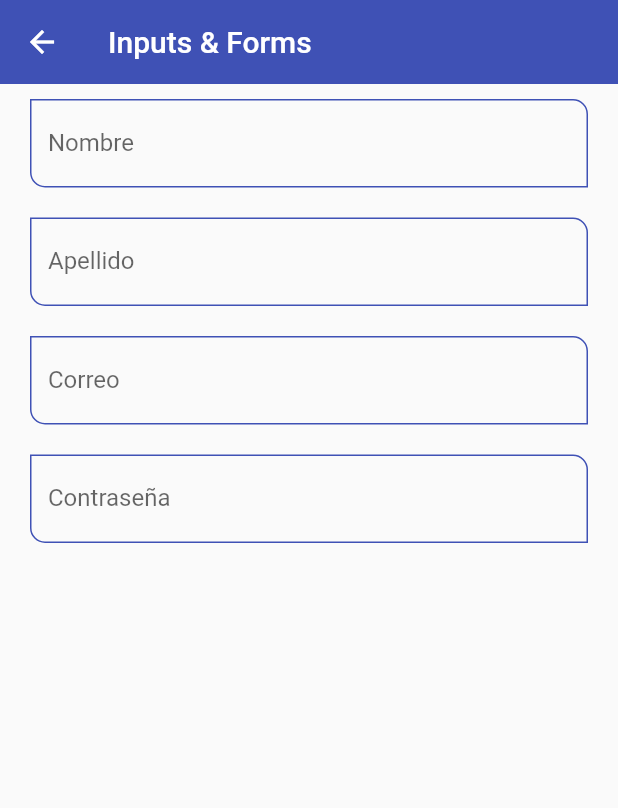
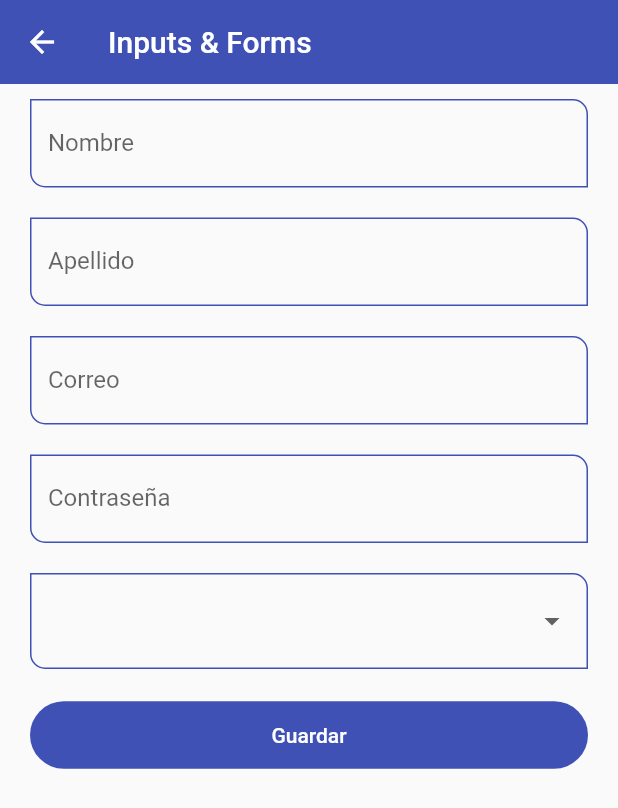
Before and after one commit to danmcode/flutter-projects-course, a Flutter app: the InputsScreen screen opened by its route, on a phone screen of 412 x 824 dp. Shown: the top 808 px of the screen. Run offline on Flutter 3.47's test engine with Material 2 defaults, Android fonts, the phone set to English and light mode, and no system bars; network calls fail.

Commit message:
* Se realiza la captura de los inputs de forma empirica

```diff
--- a/fl_components/lib/screens/avatar_screen.dart
+++ b/fl_components/lib/screens/avatar_screen.dart
@@ -22,7 +22,7 @@ class AvatarScreen extends StatelessWidget {
         child: CircleAvatar(
           maxRadius: 110,
           backgroundImage: NetworkImage(
-              'https://i2.wp.com/noticieros.televisa.com/wp-content/uploads/2021/05/dia-de-goku-diez-cosas-que-no-sabias-de-dragon-ball.jpg'),
+              'https://www.latercera.com/resizer/Am6Tr2ws8JnL4CHLfU_Humpr56Q=/900x600/smart/arc-anglerfish-arc2-prod-copesa.s3.amazonaws.com/public/XMJRWZH5N5CBXPL67NAKBGXFNI.jpg'),
         ),
       ),
     );
--- a/fl_components/lib/screens/inputs_screens.dart
+++ b/fl_components/lib/screens/inputs_screens.dart
@@ -6,6 +6,18 @@ class InputsScreen extends StatelessWidget {
 
   @override
   Widget build(BuildContext context) {
+    //Keys para mantener las referencias
+    final GlobalKey<FormState> myFormkey = GlobalKey<FormState>();
+
+    //Map para tomar los valores
+    final Map<String, String> formValues = {
+      'first_name': 'Daniel',
+      'last_name': 'Muelas',
+      'email': 'daniel@uao.edu.co',
+      'password': '12345',
+      'role': 'Admin',
+    };
+
     return Scaffold(
       appBar: AppBar(
         title: const Text('Inputs & Forms'),
@@ -16,39 +28,110 @@ class InputsScreen extends StatelessWidget {
             horizontal: 20,
             vertical: 10,
           ),
+
+          //Formulario
+          child: Form(
+            key: myFormkey,
             child: Column(
-            children: const [
+              children: [
+                //
                 CustomInputField(
                   labelText: 'Nombre',
                   hintText: 'Nombre del usuario',
+                  formProperty: 'first_name',
+                  formValues: formValues,
                 ),
-              SizedBox(
+                const SizedBox(
                   height: 20,
                 ),
+                //
                 CustomInputField(
                   labelText: 'Apellido',
                   hintText: 'Apellido del usuario',
+                  formProperty: 'last_name',
+                  formValues: formValues,
                 ),
-              SizedBox(
+                const SizedBox(
                   height: 20,
                 ),
+                //
                 CustomInputField(
                   labelText: 'Correo',
                   hintText: 'Correo del usuario',
                   keyboardType: TextInputType.emailAddress,
+                  formProperty: 'email',
+                  formValues: formValues,
                 ),
-              SizedBox(
+                const SizedBox(
                   height: 20,
                 ),
+                //
                 CustomInputField(
                   labelText: 'Contraseña',
                   hintText: 'Contraseña del usuario',
                   obscureText: true,
+                  formProperty: 'password',
+                  formValues: formValues,
                 ),
-              SizedBox(
+                const SizedBox(
                   height: 20,
                 ),
+
+                DropdownButtonFormField<String>(
+                  items: const [
+                    DropdownMenuItem(
+                      value: 'Admin',
+                      child: Text('Admin'),
+                    ),
+
+                    //
+
+                    DropdownMenuItem(
+                      value: 'SuperUser',
+                      child: Text('SuperUser'),
+                    ),
+
+                    //
+
+                    DropdownMenuItem(
+                      value: 'Developer',
+                      child: Text('Developer'),
+                    ),
+
+                    DropdownMenuItem(
+                      value: 'JuniorDeveloper',
+                      child: Text('JuniorDeveloper'),
+                    ),
                   ],
+                  onChanged: (value) {
+                    print(value);
+                    formValues['role'] = value ?? 'Admin';
+                  },
+                ),
+                const SizedBox(
+                  height: 20,
+                ),
+                //
+                ElevatedButton(
+                  child: const SizedBox(
+                    width: double.infinity,
+                    height: 45,
+                    child: Center(
+                      child: Text('Guardar'),
+                    ),
+                  ),
+                  onPressed: () {
+                    FocusScope.of(context).requestFocus(FocusNode());
+
+                    if (!myFormkey.currentState!.validate()) {
+                      print('Formulario no valido');
+                      return;
+                    }
+                    print(formValues);
+                  },
+                ),
+              ],
+            ),
           ),
         ),
       ),
--- a/fl_components/lib/widgets/custom_input_field.dart
+++ b/fl_components/lib/widgets/custom_input_field.dart
@@ -8,6 +8,8 @@ class CustomInputField extends StatelessWidget {
   final IconData? suffixIcon;
   final TextInputType? keyboardType;
   final bool obscureText;
+  final String formProperty;
+  final Map<String, String> formValues;
 
   const CustomInputField({
     Key? key,
@@ -18,6 +20,8 @@ class CustomInputField extends StatelessWidget {
     this.suffixIcon,
     this.keyboardType,
     this.obscureText = false,
+    required this.formProperty,
+    required this.formValues,
   }) : super(key: key);
 
   @override
@@ -28,7 +32,7 @@ class CustomInputField extends StatelessWidget {
       textCapitalization: TextCapitalization.words,
       obscureText: obscureText,
       keyboardType: keyboardType,
-      onChanged: (value) => print('value: $value'),
+      onChanged: (value) => formValues[formProperty] = value,
       validator: (value) {
         if (value == null) return 'Este campo esta vacio';
         return value.length < 3 ? 'Minimo de 3 letras' : null;
```
Lines whose indentation alone changed are shown as unchanged.
